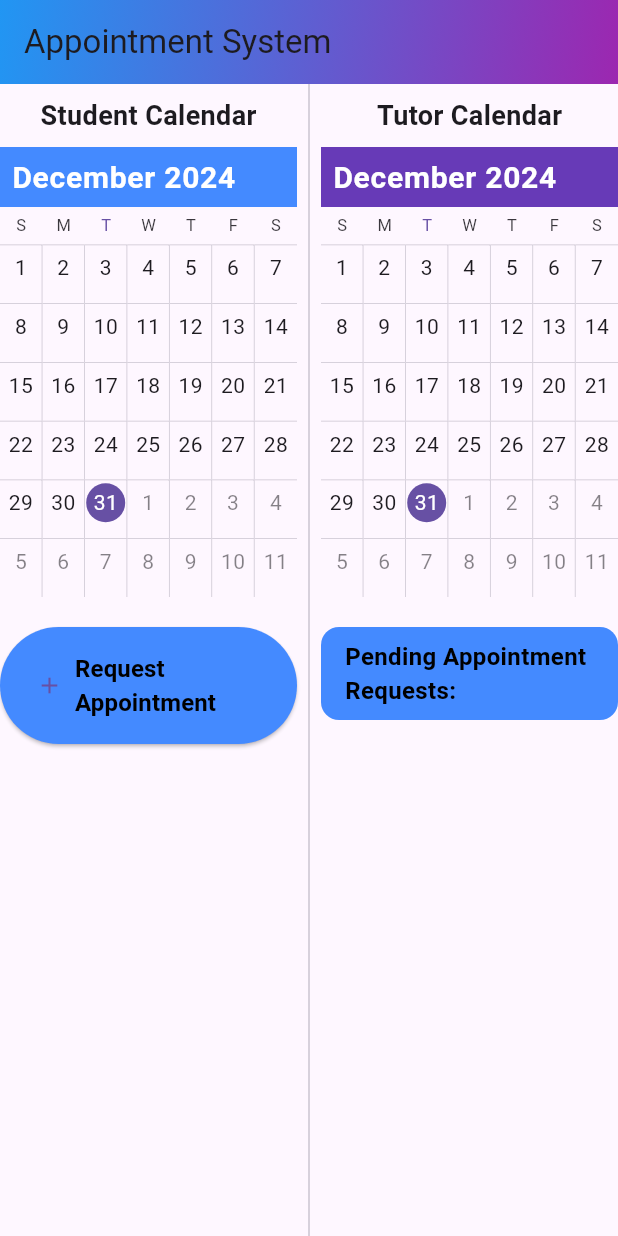
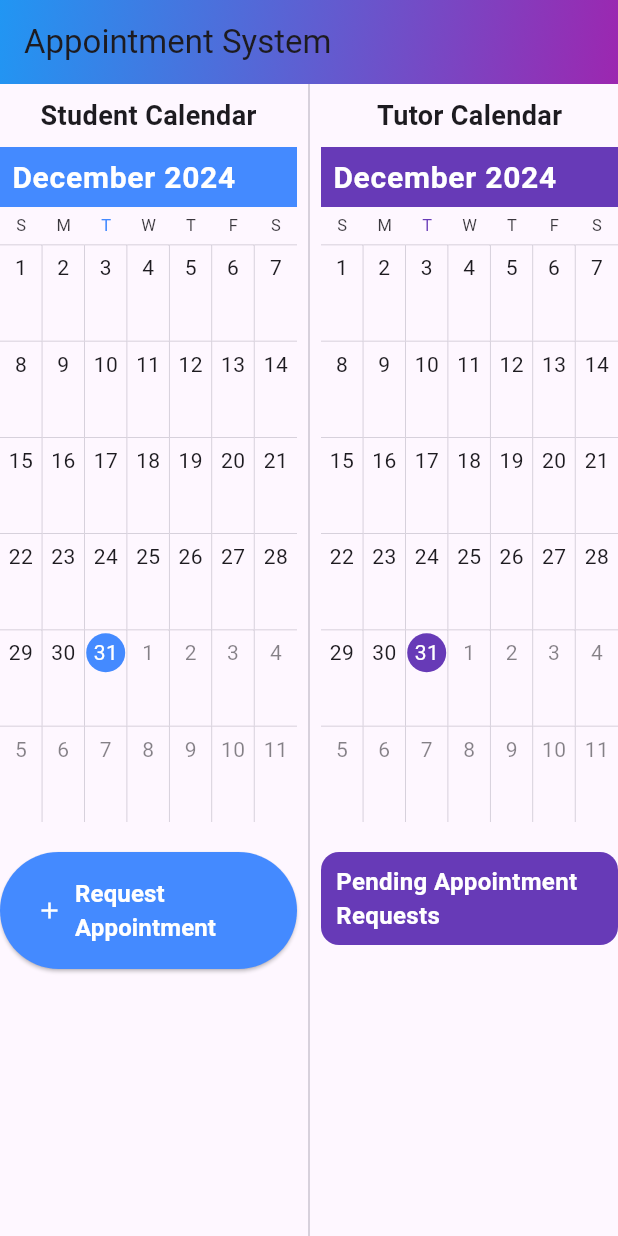
Before and after one commit to SyncfusionExamples/flutter-calendar-student-tutor-appointment-system, a Flutter app: the screen it shows after launch, on a phone screen of 412 x 824 dp. Run offline on Flutter 3.47's test engine with Material 3 defaults, Android fonts, the phone set to English and light mode, and no system bars; drawn by our look-alikes of syncfusion_flutter_calendar.

Commit message:
Latest sample.

```diff
--- a/lib/main.dart
+++ b/lib/main.dart
@@ -5,6 +5,7 @@ void main() => runApp(const MyApp());
 
 class MyApp extends StatelessWidget {
   const MyApp({super.key});
+
   @override
   Widget build(BuildContext context) {
     return MaterialApp(
@@ -22,6 +23,7 @@ class MyApp extends StatelessWidget {
 
 class AppointmentSystem extends StatefulWidget {
   const AppointmentSystem({super.key});
+
   @override
   AppointmentSystemState createState() => AppointmentSystemState();
 }
@@ -29,7 +31,7 @@ class AppointmentSystem extends StatefulWidget {
 class AppointmentSystemState extends State<AppointmentSystem> {
   List<AppointmentRequest> pendingRequests = [];
   List<Appointment> appointments = [];
-  final List<String> _rejectedRequests = [];
+  final List<AppointmentRequest> _rejectedRequests = [];
 
   @override
   Widget build(BuildContext context) {
@@ -58,16 +60,23 @@ class AppointmentSystemState extends State<AppointmentSystem> {
 
   Widget _buildCalendar(Color headerColor) {
     return SizedBox(
-      height: 300,
+      height: 450,
       child: SfCalendar(
         view: CalendarView.month,
         dataSource: _AppointmentDataSource(appointments),
+        todayHighlightColor: headerColor,
         headerStyle: CalendarHeaderStyle(
           backgroundColor: headerColor,
           textStyle: const TextStyle(
             color: Colors.white,
             fontSize: 20,
             fontWeight: FontWeight.bold,
+          ),
+        ),
+        selectionDecoration: BoxDecoration(
+          border: Border.all(
+            color: headerColor,
+            width: 2,
           ),
         ),
       ),
@@ -81,7 +90,10 @@ class AppointmentSystemState extends State<AppointmentSystem> {
           padding: EdgeInsets.all(8.0),
           child: Text(
             'Student Calendar',
-            style: TextStyle(fontSize: 18, fontWeight: FontWeight.bold),
+            style: TextStyle(
+              fontSize: 18,
+              fontWeight: FontWeight.bold,
+            ),
           ),
         ),
         _buildCalendar(Colors.blueAccent),
@@ -93,11 +105,12 @@ class AppointmentSystemState extends State<AppointmentSystem> {
             style: TextStyle(
               fontSize: 16,
               fontWeight: FontWeight.bold,
-              color: Colors.black,
+              color: Colors.white,
             ),
           ),
           onPressed: () => _showRequestDialog(context),
           style: ElevatedButton.styleFrom(
+            iconColor: Colors.white,
             padding: const EdgeInsets.symmetric(
               vertical: 16,
               horizontal: 24,
@@ -105,36 +118,44 @@ class AppointmentSystemState extends State<AppointmentSystem> {
             backgroundColor: Colors.blueAccent,
           ),
         ),
-        if (_rejectedRequests.isNotEmpty) _buildRejectedRequests(),
+        if (_rejectedRequests.isNotEmpty)
+          if (_rejectedRequests.isNotEmpty) _buildRejectedRequests(),
       ],
     );
   }
 
   Widget _buildTutorCalendar() {
     return Column(
+      mainAxisSize: MainAxisSize.min,
       children: [
         const Padding(
           padding: EdgeInsets.all(8.0),
           child: Text(
             'Tutor Calendar',
-            style: TextStyle(fontSize: 18, fontWeight: FontWeight.bold),
+            style: TextStyle(
+              fontSize: 18,
+              fontWeight: FontWeight.bold,
+            ),
           ),
         ),
         _buildCalendar(Colors.deepPurple),
         const SizedBox(height: 10),
         Container(
           margin: const EdgeInsets.symmetric(vertical: 10),
-          padding: const EdgeInsets.symmetric(horizontal: 16, vertical: 8),
+          padding: const EdgeInsets.symmetric(
+            horizontal: 10,
+            vertical: 8,
+          ),
           decoration: BoxDecoration(
-            color: Colors.blueAccent,
+            color: Colors.deepPurple,
             borderRadius: BorderRadius.circular(12),
           ),
           child: const Text(
-            'Pending Appointment Requests:',
+            'Pending Appointment Requests',
             style: TextStyle(
               fontSize: 16,
               fontWeight: FontWeight.bold,
-              color: Colors.black,
+              color: Colors.white,
             ),
           ),
         ),
@@ -190,7 +211,7 @@ class AppointmentSystemState extends State<AppointmentSystem> {
   void _rejectAppointment(int index) {
     setState(() {
       var request = pendingRequests[index];
-      _rejectedRequests.add(request.studentName);
+      _rejectedRequests.add(request);
       pendingRequests.removeAt(index);
     });
   }
@@ -243,8 +264,8 @@ class AppointmentSystemState extends State<AppointmentSystem> {
             onPressed: () {
               if (nameController.text.isNotEmpty) {
                 _requestAppointment(nameController.text, selectedTime);
+                Navigator.pop(context);
               }
-              Navigator.pop(context);
             },
             child: const Text('Request'),
           ),
@@ -260,30 +281,24 @@ class AppointmentSystemState extends State<AppointmentSystem> {
   }
 
   Widget _buildRejectedRequests() {
-    return Column(
-      children: [
-        const SizedBox(height: 20),
-        Container(
-          margin: const EdgeInsets.symmetric(vertical: 10),
-          padding: const EdgeInsets.symmetric(horizontal: 16, vertical: 8),
-          decoration: BoxDecoration(
-            color: Colors.lightBlueAccent.withOpacity(0.3),
-            borderRadius: BorderRadius.circular(12),
-            border: Border.all(color: Colors.blueAccent, width: 1.5),
-          ),
-          child: const Text(
-            'Rejected Request:',
-            style: TextStyle(
-              fontSize: 16,
-              fontWeight: FontWeight.bold,
-              color: Colors.black,
+    return Expanded(
+      child: ListView.builder(
+        itemCount: _rejectedRequests.length,
+        itemBuilder: (context, index) {
+          var request = _rejectedRequests[index];
+          return Card(
+            elevation: 4,
+            margin: const EdgeInsets.symmetric(vertical: 5, horizontal: 12),
+            child: ListTile(
+              leading: const Icon(Icons.cancel, color: Colors.red),
+              title: Text(
+                'Request from ${request.studentName} at: ${request.startTime}',
+              ),
+              trailing: const Text('Rejected'),
             ),
-          ),
-        ),
-        ..._rejectedRequests
-            .map((name) => Text('Request from $name was rejected.'))
-            .toList(),
-      ],
+          );
+        },
+      ),
     );
   }
 }
@@ -292,6 +307,7 @@ class AppointmentRequest {
   String studentName;
   DateTime startTime;
   bool isAccepted;
+
   AppointmentRequest(
     this.studentName,
     this.startTime,
--- a/pubspec.yaml
+++ b/pubspec.yaml
@@ -30,7 +30,7 @@ environment:
 dependencies:
   flutter:
     sdk: flutter
-  syncfusion_flutter_calendar: ^27.2.5
+  syncfusion_flutter_calendar: ^28.1.37
 
 
   # The following adds the Cupertino Icons font to your application.
```
